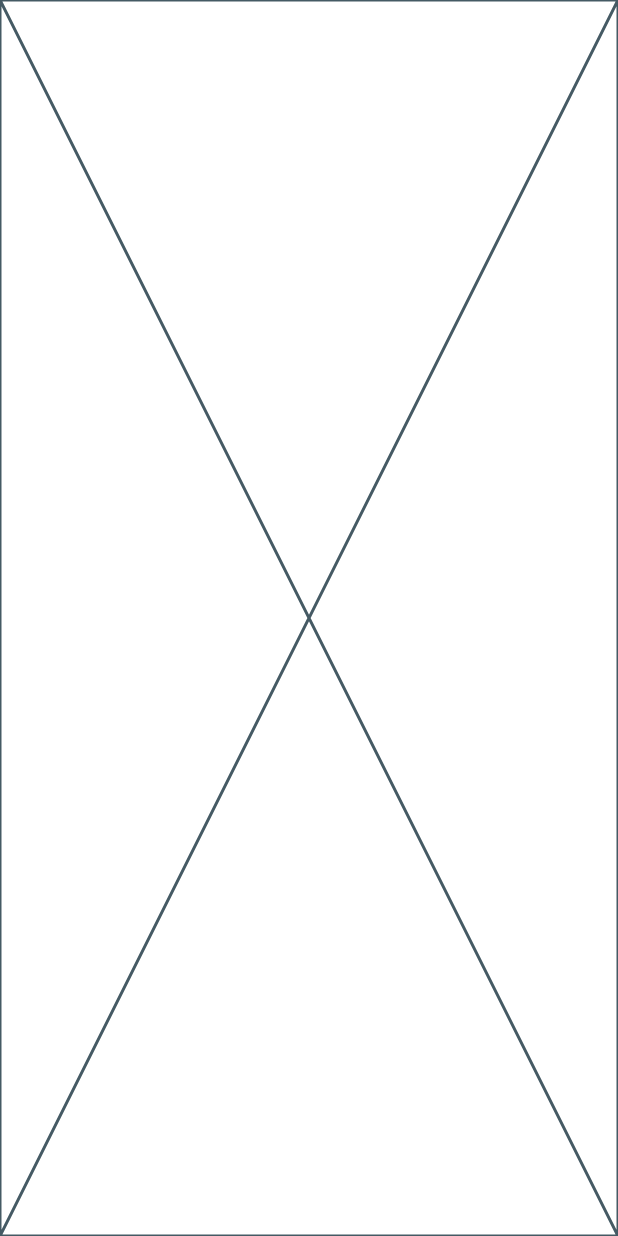
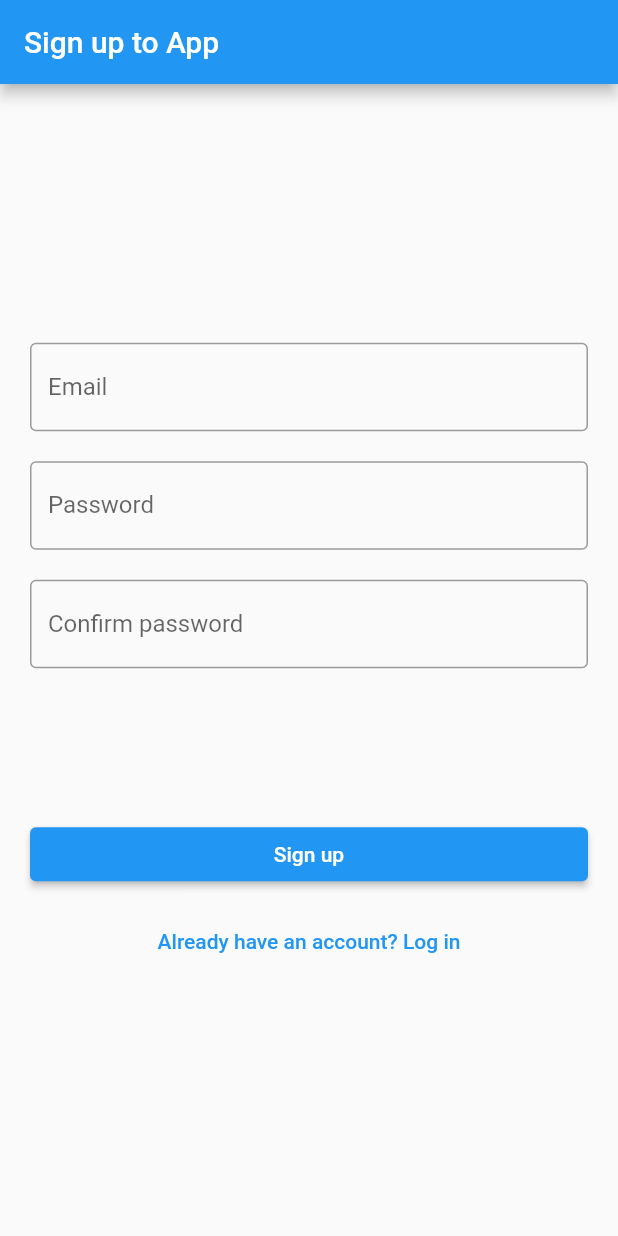
Before and after one commit to MarekD97/share-cost-app, a Flutter app: the screen it shows after launch, after a tap on "Create new account", on a phone screen of 412 x 824 dp. Run offline on Flutter 3.47's test engine with Material 2 defaults, Android fonts, the phone set to English and light mode, and no system bars; our stand-ins replace currency_text_input_formatter.

Commit message:
Implement signup view and update login view

```diff
--- a/lib/views/login_view.dart
+++ b/lib/views/login_view.dart
@@ -12,11 +12,11 @@ class _LoginViewState extends State<LoginView> {
   @override
   Widget build(BuildContext context) {
     void navigateToSignupView() {
-      Navigator.pushNamed(context, Routes.signup);
+      Navigator.pushReplacementNamed(context, Routes.signup);
     }
 
     void onSubmitLogin() {
-      // TODO: Implement login feature
+      // TODO: Implement login functionality
       Navigator.pushNamed(context, Routes.dashboard);
     }
 
@@ -28,11 +28,15 @@ class _LoginViewState extends State<LoginView> {
           shrinkWrap: true,
           children: [
             const TextField(
+              keyboardType: TextInputType.emailAddress,
               decoration: InputDecoration(
                   border: OutlineInputBorder(), labelText: 'Email'),
             ),
             const SizedBox(height: 20.0),
             const TextField(
+              obscureText: true,
+              enableSuggestions: false,
+              autocorrect: false,
               decoration: InputDecoration(
                   border: OutlineInputBorder(), labelText: 'Password'),
             ),
--- a/lib/views/signup_view.dart
+++ b/lib/views/signup_view.dart
@@ -1,4 +1,5 @@
 import 'package:flutter/material.dart';
+import 'package:share_cost_app/routes.dart';
 
 class SignupView extends StatefulWidget {
   const SignupView({Key? key}) : super(key: key);
@@ -8,8 +9,56 @@ class SignupView extends StatefulWidget {
 }
 
 class _SignupViewState extends State<SignupView> {
+
   @override
   Widget build(BuildContext context) {
-    return const Placeholder();
+
+    void onSubmitSignup() {
+      //TODO: Implement signup functionality
+    }
+
+    void navigateToLoginView() {
+      Navigator.pushReplacementNamed(context, Routes.login);
+    }
+
+    return Scaffold(
+      appBar: AppBar(title: const Text('Sign up to App')),
+      body: Center(
+        child: ListView(
+          padding: const EdgeInsets.all(20.0),
+          shrinkWrap: true,
+          children: [
+            const TextField(
+              keyboardType: TextInputType.emailAddress,
+              decoration: InputDecoration(
+                  border: OutlineInputBorder(), labelText: 'Email'),
+            ),
+            const SizedBox(height: 20.0),
+            const TextField(
+              obscureText: true,
+              enableSuggestions: false,
+              autocorrect: false,
+              decoration: InputDecoration(
+                  border: OutlineInputBorder(), labelText: 'Password'),
+            ),
+            const SizedBox(height: 20.0),
+            const TextField(
+              obscureText: true,
+              enableSuggestions: false,
+              autocorrect: false,
+              decoration: InputDecoration(
+                  border: OutlineInputBorder(), labelText: 'Confirm password'),
+            ),
+            const SizedBox(height: 100.0),
+            ElevatedButton(
+                onPressed: onSubmitSignup, child: const Text('Sign up')),
+            const SizedBox(height: 10.0),
+            TextButton(
+                onPressed: navigateToLoginView,
+                child: const Text('Already have an account? Log in'))
+          ],
+        ),
+      ),
+    );
   }
 }
```
